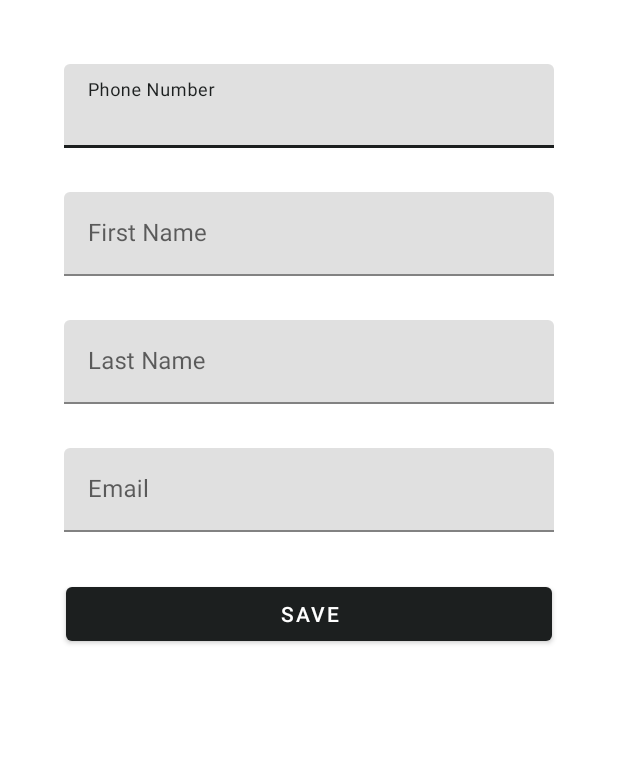
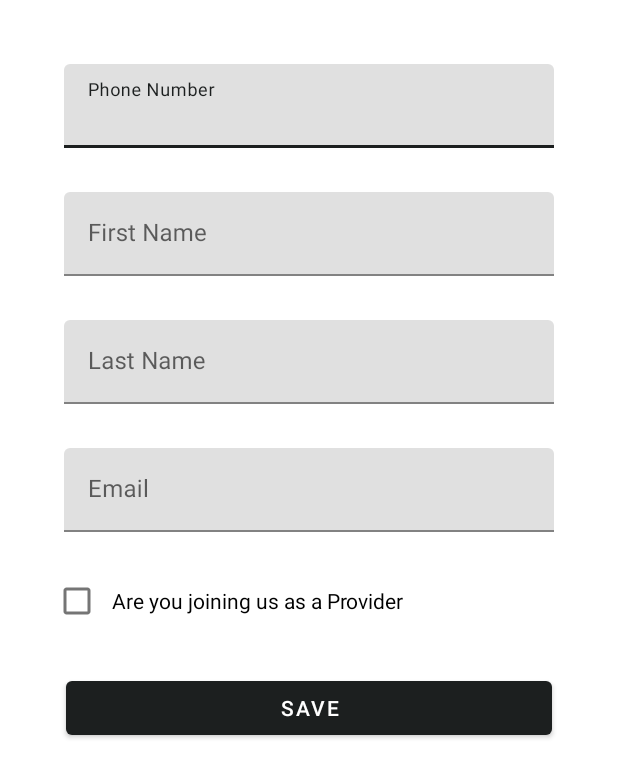
Before and after one commit to in-techouse/auto-care-app-final, an Android app: the layout content_user_profile.xml on its own in the app's theme, with its tools: preview values and no code run, on a phone screen of 412 x 824 dp. Shown: the top 778 px of the screen. Run offline under Robolectric (Android 15) with nearby library versions, the phone set to English and light mode, and no system bars.

Commit message:
create became a provider

```diff
--- a/app/src/main/res/layout/content_user_profile.xml
+++ b/app/src/main/res/layout/content_user_profile.xml
@@ -75,6 +75,38 @@
                 android:textColor="@color/colorPrimaryDark" />
         </com.google.android.material.textfield.TextInputLayout>
 
+        <CheckBox
+            android:id="@+id/is_Provider"
+            android:layout_width="wrap_content"
+            android:layout_height="wrap_content"
+            android:layout_margin="@dimen/mp7"
+            android:padding="@dimen/mp7"
+            android:text="Are you joining us as a Provider" />
+
+        <LinearLayout
+            android:id="@+id/provider_option"
+            android:visibility="gone"
+            android:layout_width="match_parent"
+            android:layout_height="wrap_content"
+            android:layout_margin="@dimen/mp7"
+            android:orientation="vertical">
+
+            <Spinner
+                android:id="@+id/type"
+                android:layout_width="match_parent"
+                android:layout_height="wrap_content"
+                android:layout_marginTop="@dimen/mp1"
+                android:entries="@array/types" />
+
+            <Spinner
+                android:id="@+id/experience"
+                android:layout_width="match_parent"
+                android:layout_height="wrap_content"
+                android:layout_marginTop="@dimen/mp7"
+                android:entries="@array/experience" />
+
+        </LinearLayout>
+
         <Button
             android:id="@+id/userProfile"
             android:layout_width="match_parent"
--- a/app/src/main/res/menu/activity_dashboard_drawer.xml
+++ b/app/src/main/res/menu/activity_dashboard_drawer.xml
@@ -25,10 +25,6 @@
             android:id="@+id/nav_logout"
             android:icon="@drawable/logout"
             android:title="@string/log_out" />
-        <item
-            android:id="@+id/became_a_provider"
-            android:icon="@drawable/provider"
-            android:title="@string/became_a_provider"/>
     </group>
 
 </menu>
```
Also changed, not shown: app/src/main/java/lcwu/fyp/autocareapp/activities/Dashboard.java (+2 -7 lines), app/src/main/java/lcwu/fyp/autocareapp/activities/UserProfile.java (+68 -9 lines).
